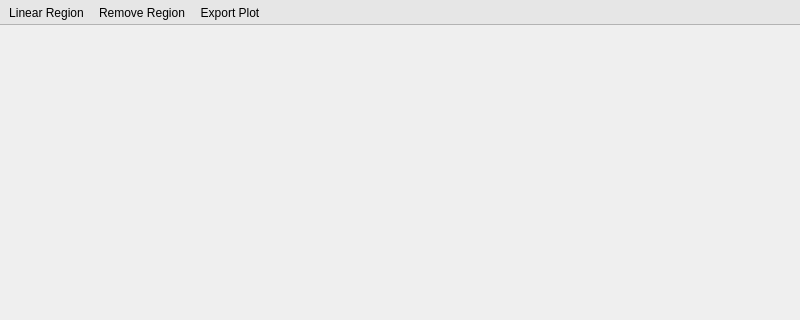
Qt form specviz/data/ui/plot_window.ui (spacetelescope/specviz) before a commit; both pictures show x 0 to 800 and y 0 to 320 of the 800 by 600 pixel window.
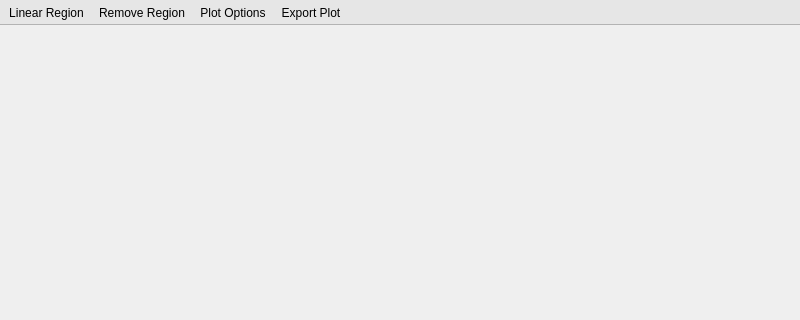
The same form after that commit.

Diff of the .ui file:
```diff
--- a/specviz/data/ui/plot_window.ui
+++ b/specviz/data/ui/plot_window.ui
@@ -69,6 +69,7 @@
    </attribute>
    <addaction name="linear_region_action"/>
    <addaction name="remove_region_action"/>
+   <addaction name="plot_options_action"/>
    <addaction name="export_plot_action"/>
   </widget>
   <action name="linear_region_action">
```
